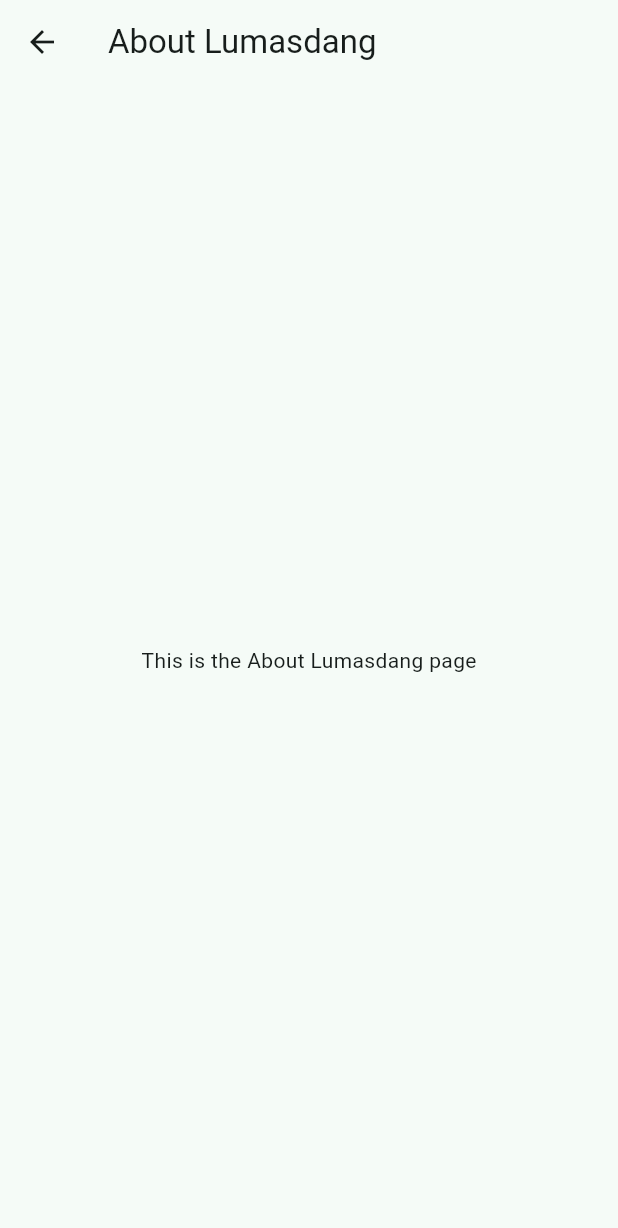
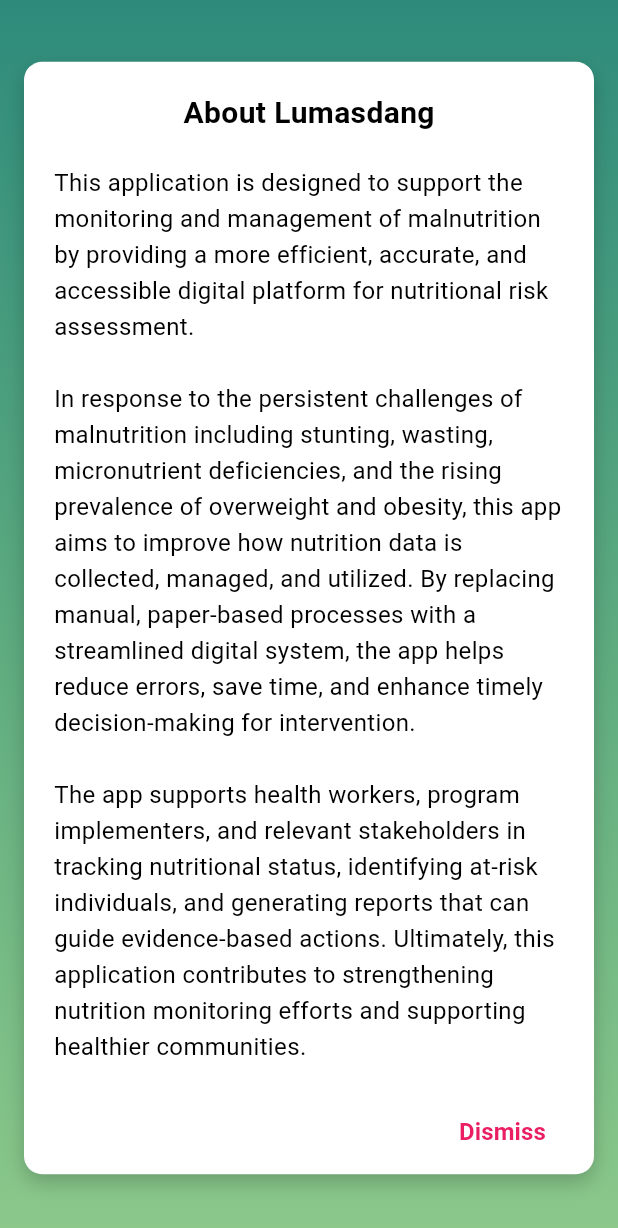
Before and after one commit to dianesophia/LUMASDANG, a Flutter app: the MainAboutLumasdang screen opened directly, after a tap on "About Lumasdang", on a phone screen of 412 x 824 dp. Shown: the top 1228 px of the screen. Run offline on Flutter 3.47's test engine with Material 3 defaults, Android fonts, the phone set to English and light mode, and no system bars; our stand-ins replace cloud_firestore, connectivity_plus, firebase_auth, firebase_core, hive_flutter; accounts and stored records are empty.

Commit message:
Feat: About Lumasdang

```diff
--- a/lib/screens/settingsPages/aboutPages/aboutLumasdang.dart
+++ /dev/null
@@ -1 +0,0 @@
-class Aboutlumasdang {}
--- /dev/null
+++ b/lib/screens/settingsPages/aboutPages/about_Lumasdang.dart
@@ -0,0 +1,95 @@
+import 'package:flutter/material.dart';
+
+class AboutLumasdang extends StatelessWidget {
+  const AboutLumasdang({super.key});
+
+  @override
+  Widget build(BuildContext context) {
+    return Scaffold(
+      // Full screen gradient background
+      body: Container(
+        width: double.infinity,
+        height: double.infinity,
+        decoration: const BoxDecoration(
+          gradient: LinearGradient(
+            begin: Alignment.topCenter,
+            end: Alignment.bottomCenter,
+            colors: [
+              Color(0xFF2E8B7B),
+              Color(0xFF5CAA7F),
+              Color(0xFF8BC88A),
+            ],
+          ),
+        ),
+        child: Center(
+          child: Padding(
+            padding: const EdgeInsets.all(16.0),
+            child: ConstrainedBox(
+              constraints: BoxConstraints(
+                maxHeight: MediaQuery.of(context).size.height * 0.9, // 60% of screen height
+              ),
+              child: Container(
+                padding: const EdgeInsets.all(20),
+                decoration: BoxDecoration(
+                  color: Colors.white, // white modal card
+                  borderRadius: BorderRadius.circular(12),
+                  boxShadow: [
+                    BoxShadow(
+                      color: Colors.black.withOpacity(0.2),
+                      blurRadius: 10,
+                      offset: const Offset(0, 5),
+                    ),
+                  ],
+                ),
+                child: SingleChildScrollView(
+                  child: Column(
+                    mainAxisSize: MainAxisSize.min,
+                    children: [
+                      const Text(
+                        "About Lumasdang",
+                        style: TextStyle(
+                          fontSize: 20,
+                          fontWeight: FontWeight.bold,
+                          color: Colors.black,
+                        ),
+                      ),
+                      const SizedBox(height: 20),
+                      const Text(
+                        "This application is designed to support the monitoring and management of malnutrition by providing a more efficient, accurate, and accessible digital platform for nutritional risk assessment.\n\n"
+                        "In response to the persistent challenges of malnutrition including stunting, wasting, micronutrient deficiencies, and the rising prevalence of overweight and obesity, this app aims to improve how nutrition data is collected, managed, and utilized. By replacing manual, paper-based processes with a streamlined digital system, the app helps reduce errors, save time, and enhance timely decision-making for intervention.\n\n"
+                        "The app supports health workers, program implementers, and relevant stakeholders in tracking nutritional status, identifying at-risk individuals, and generating reports that can guide evidence-based actions. Ultimately, this application contributes to strengthening nutrition monitoring efforts and supporting healthier communities.",
+                        style: TextStyle(
+                          fontSize: 16,
+                          color: Colors.black,
+                          height: 1.5,
+                        ),
+                      ),
+                      const SizedBox(height: 20),
+                      Row(
+                          mainAxisAlignment: MainAxisAlignment.end,
+                          children: [
+                            TextButton(
+                              onPressed: () => Navigator.pop(context),
+                              child: const Text(
+                                "Dismiss",
+                                style: TextStyle(
+                                  color: Colors.pink,
+                                  fontWeight: FontWeight.bold,
+                                  fontSize: 16,
+                                ),
+                              ),
+                            ),
+                          ],
+                        ),
+
+                    ],
+                  ),
+                ),
+              ),
+            ),
+          ),
+        ),
+      ),
+    );
+  }
+}
--- a/lib/screens/settingsPages/aboutPages/mainAboutLumasdang.dart
+++ b/lib/screens/settingsPages/aboutPages/main_About_Lumasdang.dart
@@ -1,8 +1,12 @@
 // lib/screens/settingsPages/aboutPages/main_about_lumasdang.dart
 import 'package:flutter/material.dart';
+import 'about_lumasdang.dart'; // ✅ Import the real About page
 
 class MainAboutLumasdang extends StatelessWidget {
   const MainAboutLumasdang({super.key});
+
+  final Color buttonColor = const Color.fromRGBO(255, 255, 255, 0.3);
+  final Color textColor = Colors.black;
 
   @override
   Widget build(BuildContext context) {
@@ -75,6 +79,29 @@
   Widget _buildMenuItem(BuildContext context, String title) {
     return InkWell(
       onTap: () {
+        // ✅ Navigate to real About page only for "About Lumasdang"
+        if (title == "About Lumasdang") {
+          Navigator.of(context).push(
+            PageRouteBuilder(
+              pageBuilder: (_, __, ___) => const AboutLumasdang(),
+              transitionsBuilder: (context, animation, secondaryAnimation, child) {
+                const begin = Offset(0.0, 1.0);
+                const end = Offset.zero;
+                const curve = Curves.ease;
+                final tween = Tween(begin: begin, end: end).chain(CurveTween(curve: curve));
+                final fadeTween = Tween<double>(begin: 0.0, end: 1.0);
+                return SlideTransition(
+                  position: animation.drive(tween),
+                  child: FadeTransition(
+                    opacity: animation.drive(fadeTween),
+                    child: child,
+                  ),
+                );
+              },
+            ),
+          );
+        } else {
+          // For other menu items, you can keep placeholder screens
           Navigator.of(context).push(
             PageRouteBuilder(
               pageBuilder: (_, __, ___) => PlaceholderScreen(title: title),
@@ -94,19 +121,20 @@
               },
             ),
           );
+        }
       },
       borderRadius: BorderRadius.circular(8),
       child: Container(
         width: double.infinity,
         padding: const EdgeInsets.symmetric(vertical: 18, horizontal: 16),
         decoration: BoxDecoration(
-          color: Colors.white.withOpacity(0.3),
+          color: buttonColor,
           borderRadius: BorderRadius.circular(8),
         ),
         child: Text(
           title,
-          style: const TextStyle(
-            color: Colors.black,
+          style: TextStyle(
+            color: textColor,
             fontWeight: FontWeight.bold,
             fontSize: 16,
           ),
@@ -116,7 +144,7 @@
   }
 }
 
-// Placeholder screen for navigation
+// Placeholder screen for other menu items
 class PlaceholderScreen extends StatelessWidget {
   final String title;
   const PlaceholderScreen({super.key, required this.title});
--- a/lib/screens/settingsPages/mainSettings.dart
+++ b/lib/screens/settingsPages/mainSettings.dart
@@ -2,7 +2,7 @@
 import 'package:flutter/material.dart';
 import 'package:firebase_auth/firebase_auth.dart';
 import 'package:lumasdang/screens/login.dart';// ✅ IMPORT ADDED
-import 'package:lumasdang/screens/settingsPages/aboutPages/mainAboutLumasdang.dart';
+import 'package:lumasdang/screens/settingsPages/aboutPages/main_About_Lumasdang.dart';
 import '../../services/local_db_service.dart';
 import '../../services/firestore_service.dart';
 
```
Lines whose indentation alone changed are shown as unchanged.
